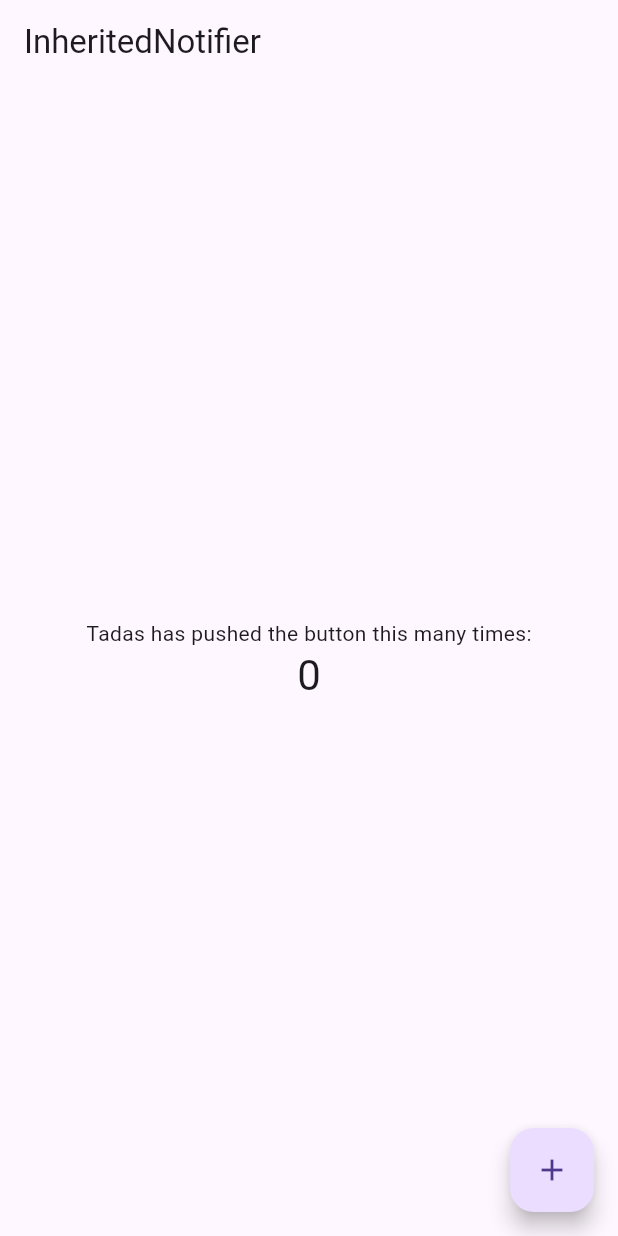
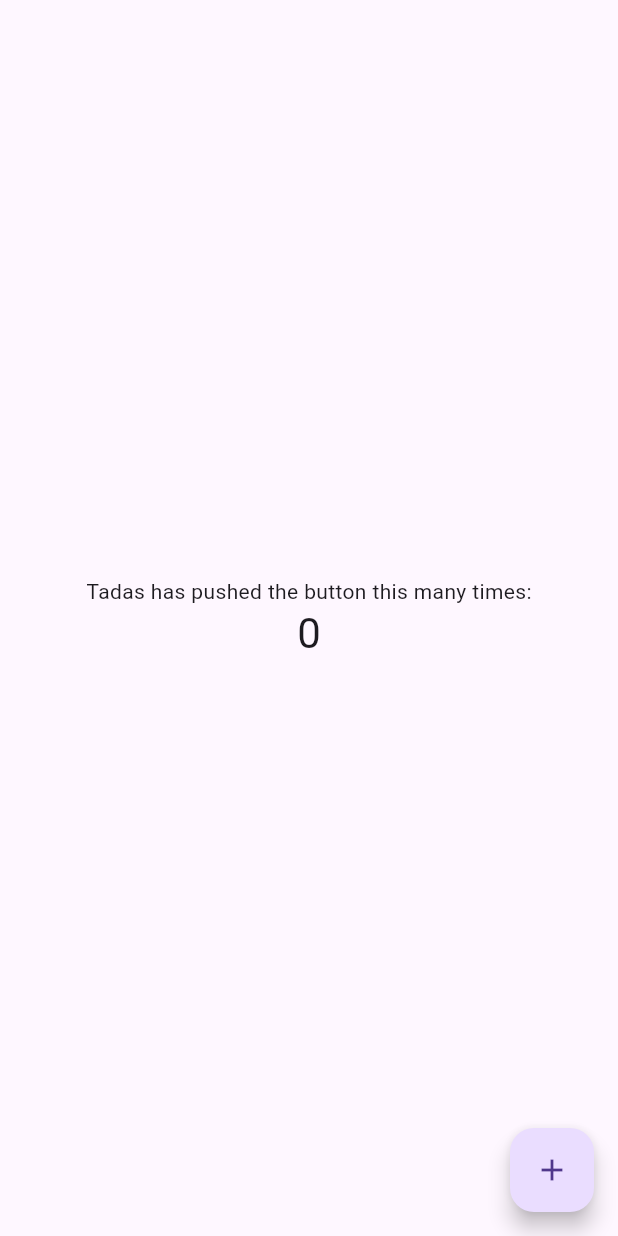
Before and after one commit to hungrimind/demos, a Flutter app: the screen it shows after launch, on a phone screen of 412 x 824 dp. Run offline on Flutter 3.47's test engine with Material 3 defaults, Android fonts, the phone set to English and light mode, and no system bars.

Commit message:
Remove useless AppBar

```diff
--- a/flutter/value_notifier/lib/main.dart
+++ b/flutter/value_notifier/lib/main.dart
@@ -31,9 +31,6 @@ class HomePage extends StatelessWidget {
     final counterNotifier = Provider.of<CounterNotifier>(context);
 
     return Scaffold(
-      appBar: AppBar(
-        title: const Text("InheritedNotifier"),
-      ),
       body: Center(
         child: Column(
           mainAxisAlignment: MainAxisAlignment.center,
@@ -50,7 +47,6 @@ class HomePage extends StatelessWidget {
       ),
       floatingActionButton: FloatingActionButton(
         onPressed: () => counterNotifier.increment(),
-        tooltip: 'Increment',
         child: const Icon(Icons.add),
       ),
     );
```
